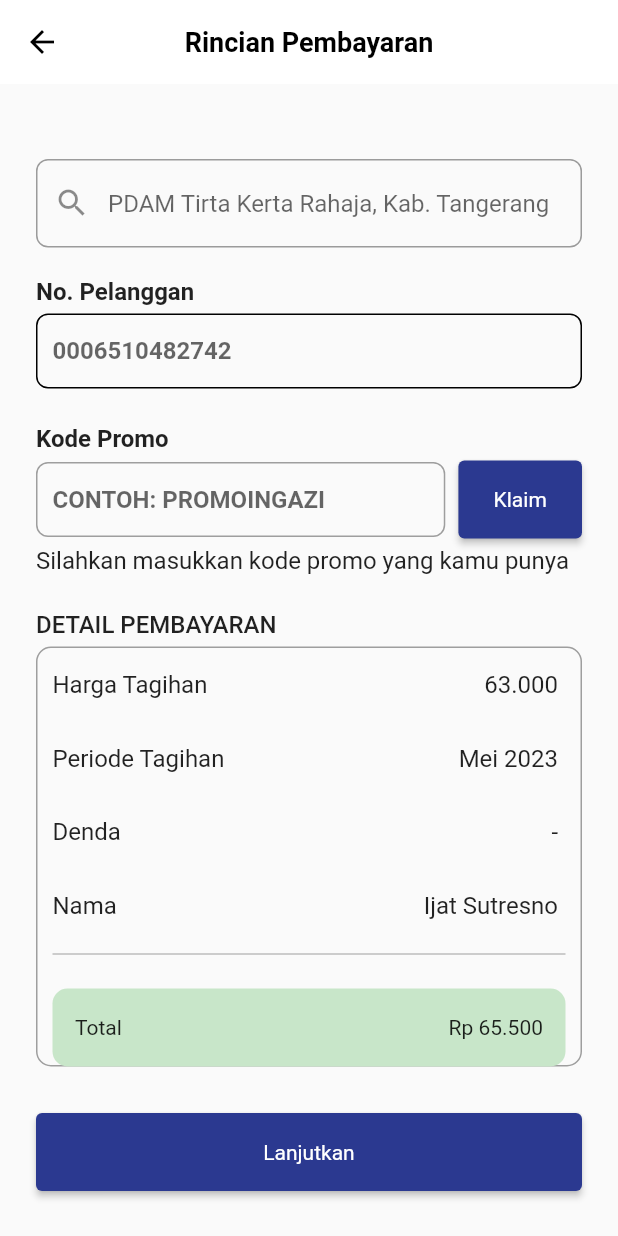
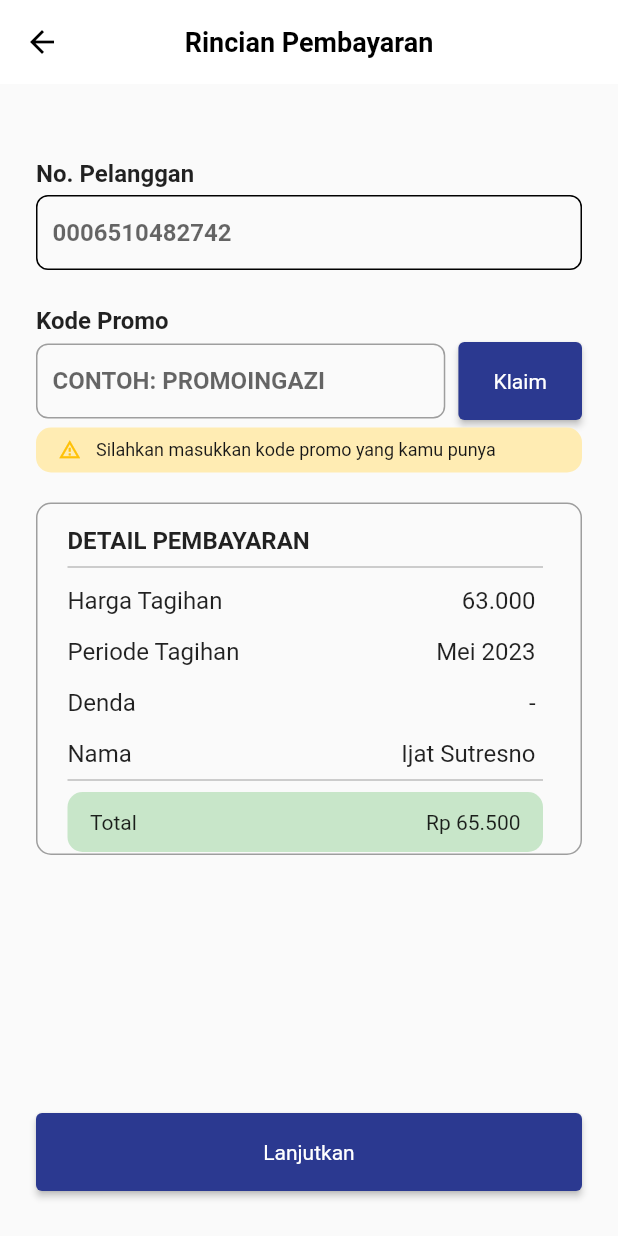
Before and after one commit to Kelompok10Capstone/Flutter_2023, a Flutter app: the screen it shows after launch, after a tap on "Lanjutkan", on a phone screen of 412 x 824 dp. Run offline on Flutter 3.47's test engine with Material 2 defaults, Android fonts, the phone set to English and light mode, and no system bars; our stand-ins replace google_fonts, pinput, supercharged.

Commit message:
edit feature pdam

```diff
--- a/capstone_flutter/lib/view/screen/pdam_screen/payment_detail_screen.dart
+++ b/capstone_flutter/lib/view/screen/pdam_screen/payment_detail_screen.dart
@@ -1,18 +1,17 @@
 import 'package:capstone_flutter/view/screen/pdam_screen/payment_method_screen..dart';
-import 'package:capstone_flutter/view/screen/pdam_screen/region_screen.dart';
 import 'package:flutter/material.dart';
 import 'package:flutter/services.dart';
 
 import '../../../utils/const/theme.dart';
 
-class PaymentDetail extends StatefulWidget {
-  const PaymentDetail({super.key});
+class PaymentDetailPdam extends StatefulWidget {
+  const PaymentDetailPdam({super.key});
 
   @override
-  State<PaymentDetail> createState() => _PaymentDetailState();
+  State<PaymentDetailPdam> createState() => _PaymentDetailPdamState();
 }
 
-class _PaymentDetailState extends State<PaymentDetail> {
+class _PaymentDetailPdamState extends State<PaymentDetailPdam> {
   TextEditingController wilayahController = TextEditingController();
   TextEditingController pelangganController = TextEditingController();
   TextEditingController promoController = TextEditingController();
@@ -44,27 +43,6 @@ class _PaymentDetailState extends State<PaymentDetail> {
             crossAxisAlignment: CrossAxisAlignment.start,
             children: [
               const SizedBox(height: 50),
-              TextField(
-                controller: wilayahController,
-                decoration: InputDecoration(
-                  prefixIcon: InkWell(
-                    onTap: () {
-                      Navigator.push(
-                          context,
-                          MaterialPageRoute(
-                              builder: (context) => const RegionScreen()));
-                    },
-                    child: const Icon(Icons.search),
-                  ),
-                  hintText: 'PDAM Tirta Kerta Rahaja, Kab. Tangerang',
-                  filled: false,
-                  border: OutlineInputBorder(
-                    borderRadius: BorderRadius.circular(8),
-                    borderSide: const BorderSide(color: Colors.black),
-                  ),
-                ),
-              ),
-              const SizedBox(height: 20),
               Text(
                 'No. Pelanggan',
                 style: blackFont16.copyWith(fontWeight: FontWeight.w700),
@@ -139,30 +117,69 @@ class _PaymentDetailState extends State<PaymentDetail> {
                 ],
               ),
               const SizedBox(height: 5),
+              Container(
+                width: double.infinity,
+                height: 30,
+                decoration: BoxDecoration(
+                  borderRadius: BorderRadius.circular(10),
+                  color: Colors.amber[100],
+                ),
+                child: Padding(
+                  padding: const EdgeInsets.symmetric(horizontal: 15),
+                  child: Row(
+                    mainAxisAlignment: MainAxisAlignment.spaceBetween,
+                    children: [
+                      const Icon(
+                        Icons.warning_amber_outlined,
+                        size: 15,
+                        color: Colors.amber,
+                      ),
+                      const SizedBox(
+                        width: 10,
+                      ),
                       Text(
                         'Silahkan masukkan kode promo yang kamu punya',
-                style: blackFont16.copyWith(fontWeight: FontWeight.w400),
+                        style:
+                            blackFont12.copyWith(fontWeight: FontWeight.w400),
                       ),
-              const SizedBox(height: 24),
-              Text(
-                'DETAIL PEMBAYARAN',
-                style: blackFont16.copyWith(fontWeight: FontWeight.w500),
+                      const Spacer(),
+                    ],
+                  ),
+                ),
               ),
               const SizedBox(
-                height: 5,
+                height: 20,
               ),
               Container(
                 width: MediaQuery.of(context).size.width,
-                height: 280,
+                height: 235,
                 decoration: BoxDecoration(
                   borderRadius: BorderRadius.circular(10),
                   border: Border.all(color: Colors.grey),
                 ),
+                child: Padding(
+                  padding: const EdgeInsets.only(
+                      left: 10, top: 15, bottom: 15, right: 15),
                   child: Column(
+                    crossAxisAlignment: CrossAxisAlignment.start,
                     children: [
                       Padding(
-                      padding: const EdgeInsets.only(
-                          left: 10, top: 15, bottom: 15, right: 15),
+                        padding: const EdgeInsets.symmetric(horizontal: 10),
+                        child: Text(
+                          'DETAIL PEMBAYARAN',
+                          style:
+                              blackFont16.copyWith(fontWeight: FontWeight.w700),
+                        ),
+                      ),
+                      const Padding(
+                        padding: EdgeInsets.symmetric(horizontal: 10),
+                        child: Divider(
+                          color: Colors.grey,
+                        ),
+                      ),
+                      Padding(
+                        padding:
+                            const EdgeInsets.only(left: 10, top: 5, right: 15),
                         child: Row(
                           mainAxisAlignment: MainAxisAlignment.spaceBetween,
                           children: [
@@ -180,8 +197,8 @@ class _PaymentDetailState extends State<PaymentDetail> {
                         ),
                       ),
                       Padding(
-                      padding: const EdgeInsets.only(
-                          left: 10, top: 15, bottom: 15, right: 15),
+                        padding:
+                            const EdgeInsets.only(left: 10, top: 15, right: 15),
                         child: Row(
                           mainAxisAlignment: MainAxisAlignment.spaceBetween,
                           children: [
@@ -199,8 +216,8 @@ class _PaymentDetailState extends State<PaymentDetail> {
                         ),
                       ),
                       Padding(
-                      padding: const EdgeInsets.only(
-                          left: 10, top: 15, bottom: 15, right: 15),
+                        padding:
+                            const EdgeInsets.only(left: 10, top: 15, right: 15),
                         child: Row(
                           mainAxisAlignment: MainAxisAlignment.spaceBetween,
                           children: [
@@ -218,8 +235,8 @@ class _PaymentDetailState extends State<PaymentDetail> {
                         ),
                       ),
                       Padding(
-                      padding: const EdgeInsets.only(
-                          left: 10, top: 15, bottom: 15, right: 15),
+                        padding:
+                            const EdgeInsets.only(left: 10, top: 15, right: 15),
                         child: Row(
                           mainAxisAlignment: MainAxisAlignment.spaceBetween,
                           children: [
@@ -243,14 +260,14 @@ class _PaymentDetailState extends State<PaymentDetail> {
                         ),
                       ),
                       Padding(
-                      padding: const EdgeInsets.fromLTRB(10, 15, 10, 15),
+                        padding: const EdgeInsets.fromLTRB(10, 0, 10, 5),
                         child: Container(
                           decoration: BoxDecoration(
                             borderRadius: BorderRadius.circular(10),
                             color: Colors.green[100],
                           ),
                           width: MediaQuery.of(context).size.width,
-                        height: 52,
+                          height: 40,
                           child: Center(
                             child: Row(
                               mainAxisAlignment: MainAxisAlignment.spaceBetween,
@@ -273,6 +290,7 @@ class _PaymentDetailState extends State<PaymentDetail> {
                         ),
                       ),
                     ],
+                  ),
                 ),
               ),
             ],
--- a/capstone_flutter/lib/view/screen/pdam_screen/pdam_screen.dart
+++ b/capstone_flutter/lib/view/screen/pdam_screen/pdam_screen.dart
@@ -110,7 +110,7 @@ class _PdamScreenState extends State<PdamScreen> {
               Navigator.push(
                   context,
                   MaterialPageRoute(
-                      builder: (context) => const PaymentDetail()));
+                      builder: (context) => const PaymentDetailPdam()));
             },
             child: Text(
               'Lanjutkan',
```
Lines whose indentation alone changed are shown as unchanged.
